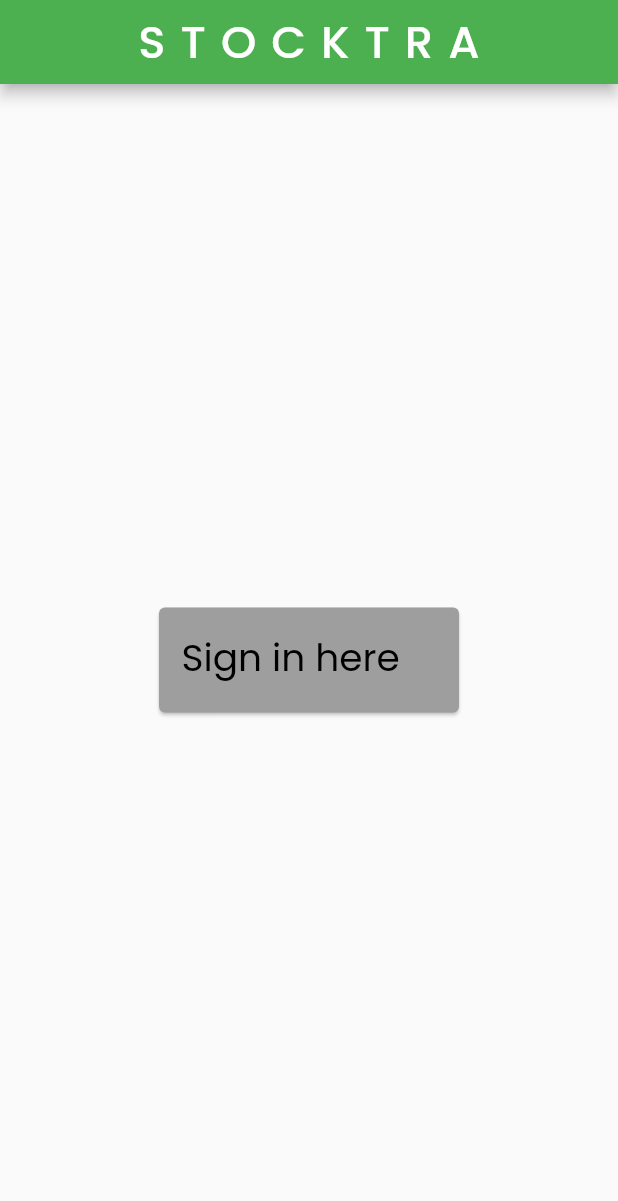
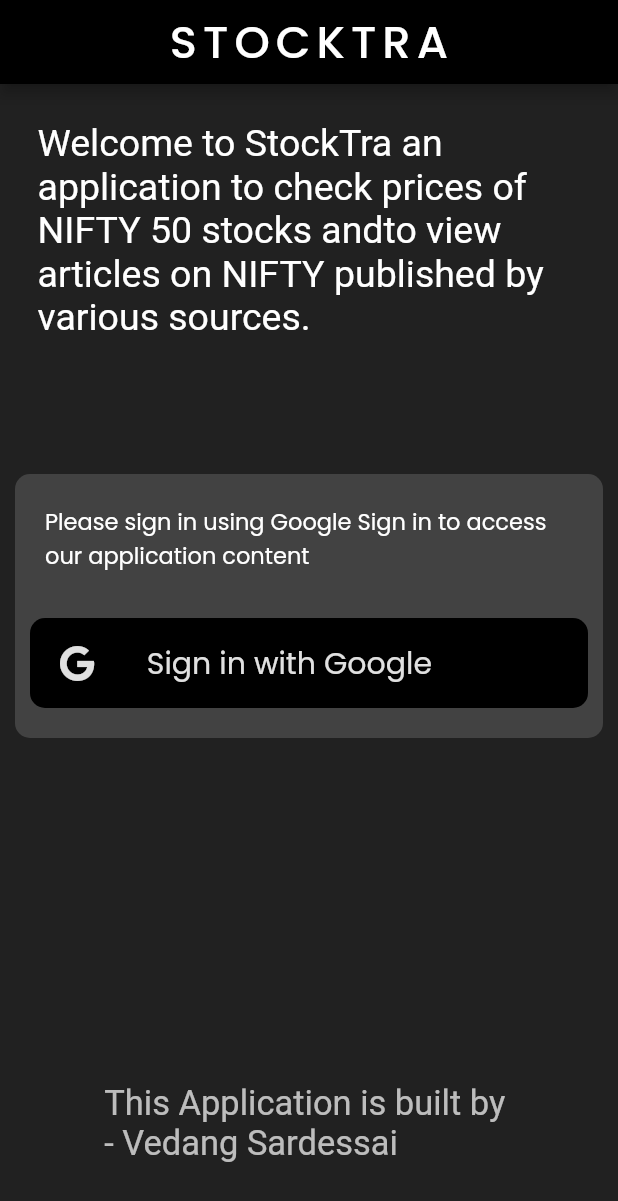
Before and after one commit to VedangSardessai/StockTra, a Flutter app: the screen it shows after launch, on a phone screen of 412 x 824 dp. Shown: the top 1201 px of the screen. Run offline on Flutter 3.47's test engine with Material 2 defaults, Android fonts, the phone set to English and light mode, and no system bars; drawn by our look-alikes of animated_text_kit; our stand-ins replace firebase_auth, firebase_core, font_awesome_flutter, google_fonts, google_mobile_ads, google_sign_in and 1 more; missing offline and left inert: yahoofin; accounts and stored records are empty; Roboto replaces fonts that are missing (Courgette).

Commit message:
ui : Improved Sign in page, added a brief description and creator's name

```diff
--- a/lib/main.dart
+++ b/lib/main.dart
@@ -1,13 +1,17 @@
+import 'package:animated_text_kit/animated_text_kit.dart';
 import 'package:firebase_auth/firebase_auth.dart';
 import 'package:firebase_core/firebase_core.dart';
 import 'package:flutter/material.dart';
+import 'package:font_awesome_flutter/font_awesome_flutter.dart';
 import 'package:google_fonts/google_fonts.dart';
+import 'package:google_mobile_ads/google_mobile_ads.dart';
 import 'package:google_sign_in/google_sign_in.dart';
 
 import 'models/sign_in/google_sign_in_success.dart';
 
 void main() async {
   WidgetsFlutterBinding.ensureInitialized();
+  MobileAds.instance.initialize();
   await Firebase.initializeApp();
   runApp(MyApp());
 }
@@ -18,6 +22,7 @@ class MyApp extends StatelessWidget {
 
   @override
   Widget build(BuildContext context) {
+    // Size size = MediaQuery.of(context).size;
     return MaterialApp(
       debugShowCheckedModeBanner: false,
       home: Scaffold(
@@ -26,45 +31,151 @@ class MyApp extends StatelessWidget {
           builder: (context, snapshot) {
             if (snapshot.hasData) {
               return GoogleSignInSuccess(snapshot, googleSignIn);
-            }
-             else {
+            } else {
               return Scaffold(
                 appBar: AppBar(
-                  backgroundColor: Colors.green,
+                  backgroundColor: Colors.black,
                   centerTitle: true,
                   title: Text(
                     'STOCKTRA',
                     style: GoogleFonts.poppins(
                       color: Colors.white,
+                      letterSpacing: 4,
                       fontSize: 30,
-                        letterSpacing: 10,
                     ),
                   ),
                 ),
-                body: Center(
-                  child: Card(
-                    color: Colors.grey,
+                body: Container(
+                  padding: EdgeInsets.only(left: 10, right: 10, top: 10),
+                  color: Colors.grey[900],
+                  child: Column(
+                    children: [
+                      Container(
+                        padding: EdgeInsets.all(15),
+                        decoration: BoxDecoration(
+                          borderRadius: BorderRadius.circular(5),
+                        ),
+                        height: 200,
+                        child: DefaultTextStyle(
+                          style: GoogleFonts.architectsDaughter(
+                              fontSize: 25, color: Colors.white),
+                          child: AnimatedTextKit(
+                            isRepeatingAnimation: false,
+                            animatedTexts: [
+                              TyperAnimatedText(
+                                "Welcome to StockTra an application to check prices of NIFTY 50 stocks and" +
+                                    "to view articles on NIFTY published by various sources.",
+                                speed: Duration(milliseconds: 80),
+                              ),
+                            ],
+                          ),
+                        ),
+                      ),
+                      SizedBox(
+                        height: 50,
+                      ),
+                      Container(
+                        decoration: BoxDecoration(
+                          borderRadius: BorderRadius.circular(10),
+                          color: Colors.grey.shade800,
+                        ),
+                        padding: EdgeInsets.only(left: 10, right: 10),
+                        child: Column(
+                          children: [
+                            Container(
+                              padding: EdgeInsets.only(
+                                  left: 10, top: 20, right: 10, bottom: 20),
+                              child: Text(
+                                'Please sign in using Google Sign in to access our application content ',
+                                style: GoogleFonts.poppins(
+                                    // fontWeight: FontWeight.bold,
+                                    fontSize: 15,
+                                    color: Colors.white),
+                              ),
+                            ),
+                            SizedBox(
+                              height: 10,
+                            ),
+                            Center(
+                              child: Container(
+                                decoration: BoxDecoration(
+                                  borderRadius: BorderRadius.circular(10),
+                                  color: Colors.black,
+                                ),
+                                child: Center(
+                                  child: Row(
+                                    children: [
+                                      Padding(
+                                        padding: EdgeInsets.only(
+                                            left: 20, right: 20),
+                                        child: FaIcon(FontAwesomeIcons.google,
+                                            color: Colors.grey[300]),
+                                      ),
+                                      Container(
+                                        decoration: BoxDecoration(
+                                          borderRadius:
+                                              BorderRadius.circular(10),
+                                          // color: Colors.black
+                                        ),
+                                        padding: EdgeInsets.all(15),
                                         child: GestureDetector(
-                      child: Container(
-                        height: 70,
-                        width: 200,
-                        padding: EdgeInsets.all(15),
-                        child: Text('Sign in here',
+                                          child: Text(
+                                            'Sign in with Google',
                                             style: GoogleFonts.poppins(
-                                color: Colors.black, fontSize: 25)),
+                                                color: Colors.grey[300],
+                                                fontSize: 20),
                                           ),
                                           onTap: () async {
-                        final newUser = await googleSignIn.signIn();
-                        final googleAuth = await newUser!.authentication;
-                        final credentials = GoogleAuthProvider.credential(
-                          accessToken: googleAuth.accessToken,
+                                            final newUser =
+                                                await googleSignIn.signIn();
+                                            final googleAuth =
+                                                await newUser!.authentication;
+                                            final credentials =
+                                                GoogleAuthProvider.credential(
+                                              accessToken:
+                                                  googleAuth.accessToken,
                                               idToken: googleAuth.idToken,
                                             );
 
                                             await FirebaseAuth.instance
-                            .signInWithCredential(credentials);
+                                                .signInWithCredential(
+                                                    credentials);
                                           },
                                         ),
+                                      ),
+                                    ],
+                                  ),
+                                ),
+                              ),
+                            ),
+                            SizedBox(
+                              height: 20,
+                            ),
+                          ],
+                        ),
+                      ),
+                      SizedBox(
+                        height: 180,
+                      ),
+                      Padding(
+                        padding: EdgeInsets.only(
+                            left: 10, top: 50, right: 10, bottom: 10),
+                        child: DefaultTextStyle(
+                          style: GoogleFonts.courgette(
+                            fontSize: 23,
+                            color: Colors.white70,
+                          ),
+                          child: AnimatedTextKit(
+                            isRepeatingAnimation: false,
+                            animatedTexts: [
+                              TyperAnimatedText(
+                                  speed: Duration(milliseconds: 80),
+                                  'This Application is built by \n- Vedang Sardessai'),
+                            ],
+                          ),
+                        ),
+                      )
+                    ],
                   ),
                 ),
               );
```
Lines whose indentation alone changed are shown as unchanged.
